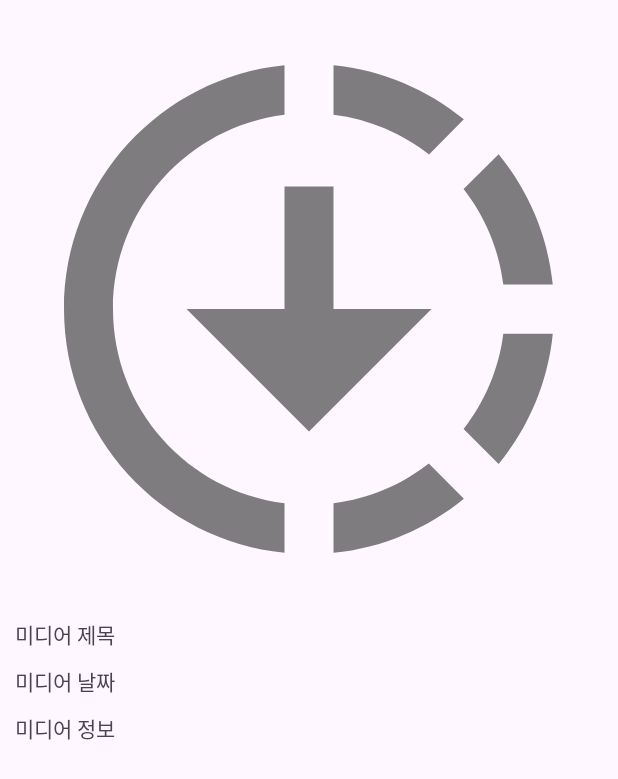
After one commit to Nambyungwook/SearchMediaApp, an Android app: the layout fragment_media.xml on its own in the app's theme, with its tools: preview values and no code run, on a phone screen of 412 x 824 dp. The commit adds this screen. Shown: the top 779 px of the screen. Run offline under Robolectric (Android 15) with nearby library versions, the phone set to English and light mode, and no system bars.

Commit message:
Jetpack Navigation 사용하여 BottomNavigationView 구현

```diff
--- a/app/src/main/java/com/nbw/searchmediaapp/data/model/Image.kt
+++ b/app/src/main/java/com/nbw/searchmediaapp/data/model/Image.kt
@@ -1,9 +1,12 @@
 package com.nbw.searchmediaapp.data.model
 
 
+import android.os.Parcelable
 import com.squareup.moshi.Json
 import com.squareup.moshi.JsonClass
+import kotlinx.parcelize.Parcelize
 
+@Parcelize
 @JsonClass(generateAdapter = true)
 data class Image(
     @Json(name = "collection")
@@ -22,4 +25,4 @@ data class Image(
     val thumbnailUrl: String?,
     @Json(name = "width")
     val width: Int?
-)
+): Parcelable
--- a/app/src/main/java/com/nbw/searchmediaapp/data/model/Media.kt
+++ b/app/src/main/java/com/nbw/searchmediaapp/data/model/Media.kt
@@ -1,7 +1,11 @@
 package com.nbw.searchmediaapp.data.model
 
+import android.os.Parcelable
+import kotlinx.parcelize.Parcelize
+
+@Parcelize
 data class Media(
     val mediaType: MediaType,
     val image: Image?,
     val video: Video?
-)
+): Parcelable
--- a/app/src/main/java/com/nbw/searchmediaapp/data/model/Video.kt
+++ b/app/src/main/java/com/nbw/searchmediaapp/data/model/Video.kt
@@ -1,9 +1,12 @@
 package com.nbw.searchmediaapp.data.model
 
 
+import android.os.Parcelable
 import com.squareup.moshi.Json
 import com.squareup.moshi.JsonClass
+import kotlinx.parcelize.Parcelize
 
+@Parcelize
 @JsonClass(generateAdapter = true)
 data class Video(
     @Json(name = "author")
@@ -18,4 +21,4 @@ data class Video(
     val title: String?,
     @Json(name = "url")
     val url: String?
-)
+): Parcelable
--- a/app/src/main/java/com/nbw/searchmediaapp/ui/view/SearchMediaFragment.kt
+++ b/app/src/main/java/com/nbw/searchmediaapp/ui/view/SearchMediaFragment.kt
@@ -8,6 +8,7 @@ import android.view.View
 import android.view.ViewGroup
 import android.widget.Toast
 import androidx.core.widget.addTextChangedListener
+import androidx.navigation.fragment.findNavController
 import androidx.recyclerview.widget.DividerItemDecoration
 import androidx.recyclerview.widget.LinearLayoutManager
 import com.nbw.searchmediaapp.databinding.FragmentSearchMediaBinding
@@ -58,6 +59,10 @@ class SearchMediaFragment : Fragment() {
                 DividerItemDecoration(requireContext(), DividerItemDecoration.VERTICAL)
             )
             adapter = mediaAdapter
+        }
+        mediaAdapter.setOnItemClickListener { currentMedia ->
+            val action = SearchMediaFragmentDirections.actionFragmentSearchToMedia(currentMedia)
+            findNavController().navigate(action)
         }
     }
 
--- /dev/null
+++ b/app/src/main/res/drawable/ic_downloading_24.xml
@@ -0,0 +1,5 @@
+<vector android:alpha="0.5" android:height="24dp" android:tint="#000000"
+    android:viewportHeight="24" android:viewportWidth="24"
+    android:width="24dp" xmlns:android="http://schemas.android.com/apk/res/android">
+    <path android:fillColor="@android:color/white" android:pathData="M18.32,4.26C16.84,3.05 15.01,2.25 13,2.05v2.02c1.46,0.18 2.79,0.76 3.9,1.62L18.32,4.26zM19.93,11h2.02c-0.2,-2.01 -1,-3.84 -2.21,-5.32L18.31,7.1C19.17,8.21 19.75,9.54 19.93,11zM18.31,16.9l1.43,1.43c1.21,-1.48 2.01,-3.32 2.21,-5.32h-2.02C19.75,14.46 19.17,15.79 18.31,16.9zM13,19.93v2.02c2.01,-0.2 3.84,-1 5.32,-2.21l-1.43,-1.43C15.79,19.17 14.46,19.75 13,19.93zM13,12V7h-2v5H7l5,5l5,-5H13zM11,19.93v2.02c-5.05,-0.5 -9,-4.76 -9,-9.95s3.95,-9.45 9,-9.95v2.02C7.05,4.56 4,7.92 4,12S7.05,19.44 11,19.93z"/>
+</vector>
--- /dev/null
+++ b/app/src/main/res/layout/fragment_media.xml
@@ -0,0 +1,45 @@
+<?xml version="1.0" encoding="utf-8"?>
+<androidx.constraintlayout.widget.ConstraintLayout
+    xmlns:android="http://schemas.android.com/apk/res/android"
+    xmlns:app="http://schemas.android.com/apk/res-auto"
+    xmlns:tools="http://schemas.android.com/tools"
+    android:layout_width="match_parent"
+    android:layout_height="match_parent"
+    android:padding="10dp"
+    tools:context=".ui.view.MediaFragment">
+
+    <ImageView
+        android:id="@+id/iv_media"
+        android:layout_width="match_parent"
+        android:layout_height="wrap_content"
+        android:adjustViewBounds="true"
+        app:layout_constraintTop_toTopOf="parent"
+        tools:src="@drawable/ic_downloading_24"/>
+
+    <TextView
+        android:id="@+id/tv_media_title"
+        android:layout_width="match_parent"
+        android:layout_height="wrap_content"
+        android:layout_marginTop="10dp"
+        app:layout_constraintTop_toBottomOf="@+id/iv_media"
+        tools:text="미디어 제목"/>
+
+    <TextView
+        android:id="@+id/tv_media_date"
+        android:layout_width="match_parent"
+        android:layout_height="wrap_content"
+        android:layout_marginTop="10dp"
+        app:layout_constraintTop_toBottomOf="@+id/tv_media_title"
+        tools:text="미디어 날짜"/>
+
+    <TextView
+        android:id="@+id/tv_media_info"
+        android:layout_width="match_parent"
+        android:layout_height="0dp"
+        android:layout_marginTop="10dp"
+        android:ellipsize="end"
+        app:layout_constraintTop_toBottomOf="@+id/tv_media_date"
+        app:layout_constraintBottom_toBottomOf="parent"
+        tools:text="미디어 정보"/>
+
+</androidx.constraintlayout.widget.ConstraintLayout>
```
Also changed, not shown: app/src/main/java/com/nbw/searchmediaapp/ui/view/MainActivity.kt (+10 -27 lines), app/src/main/java/com/nbw/searchmediaapp/ui/view/MediaFragment.kt (added, +74 -0 lines), app/src/main/res/layout/activity_main.xml (+12 -2 lines), app/src/main/res/navigation/search_media_app_nav_graph.xml (added, +48 -0 lines).
